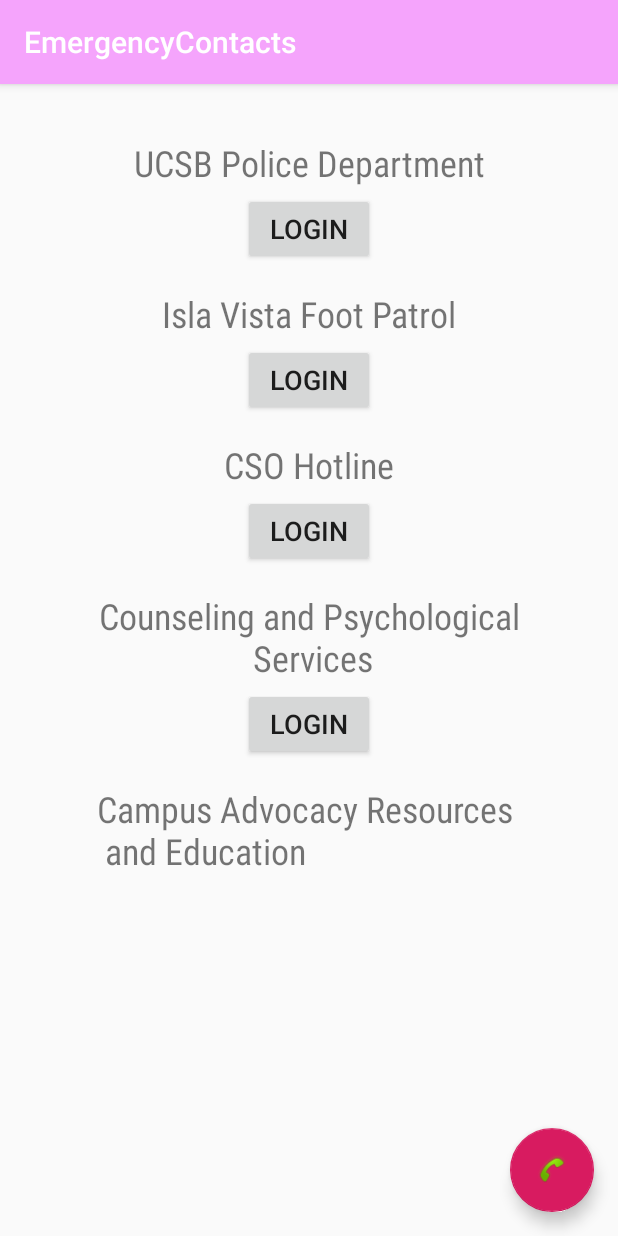
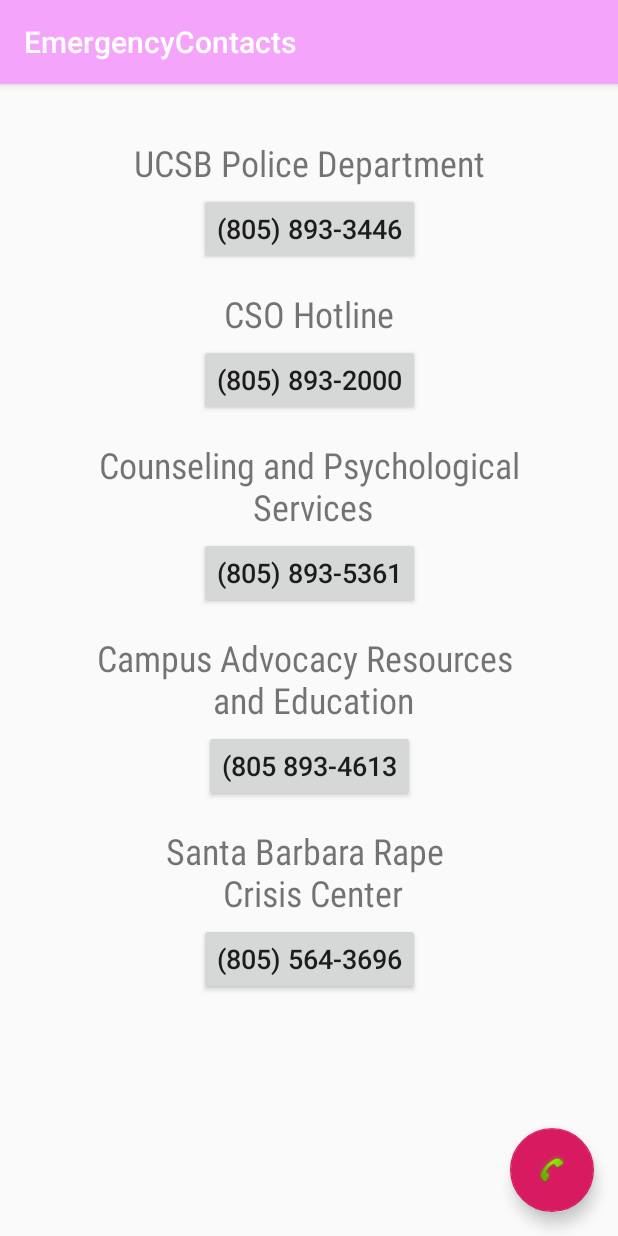
Before and after one commit to katelynzzz/womxnhacks, an Android app: the EmergencyContacts screen opened directly, with no data from a screen before it, on a phone screen of 412 x 824 dp. Run offline under Robolectric (Android 15) with nearby library versions, the phone set to English and light mode, and no system bars.

Commit message:
Emergency contacts done

```diff
--- a/app/src/main/res/layout/content_emergency_contacts.xml
+++ b/app/src/main/res/layout/content_emergency_contacts.xml
@@ -26,20 +26,19 @@
         android:layout_width="wrap_content"
         android:layout_height="wrap_content"
         android:layout_marginTop="4dp"
-        android:text="@string/Button"
+        android:text="@string/UCPDPhone"
         android:textSize="18sp"
         app:layout_constraintEnd_toEndOf="parent"
         app:layout_constraintHorizontal_bias="0.5"
         app:layout_constraintStart_toStartOf="parent"
-        app:layout_constraintTop_toBottomOf="@+id/textView4"
-        tools:text="(805) 893-3446" />
+        app:layout_constraintTop_toBottomOf="@+id/textView4" />
 
     <TextView
         android:id="@+id/textView7"
         android:layout_width="wrap_content"
         android:layout_height="wrap_content"
         android:layout_marginTop="16dp"
-        android:text="@string/IV"
+        android:text="@string/CSO"
         android:textSize="24sp"
         app:fontFamily="sans-serif-condensed"
         app:layout_constraintEnd_toEndOf="parent"
@@ -52,20 +51,20 @@
         android:layout_width="wrap_content"
         android:layout_height="wrap_content"
         android:layout_marginTop="4dp"
-        android:text="@string/Button"
+        android:text="@string/CSOPhone"
         android:textSize="18sp"
         app:layout_constraintEnd_toEndOf="parent"
         app:layout_constraintHorizontal_bias="0.5"
         app:layout_constraintStart_toStartOf="parent"
-        app:layout_constraintTop_toBottomOf="@+id/textView7"
-        tools:text="number" />
+        app:layout_constraintTop_toBottomOf="@+id/textView7" />
 
     <TextView
         android:id="@+id/textView8"
         android:layout_width="wrap_content"
         android:layout_height="wrap_content"
         android:layout_marginTop="16dp"
-        android:text="@string/CSO"
+        android:gravity="center_horizontal"
+        android:text="@string/CAPS"
         android:textSize="24sp"
         app:fontFamily="sans-serif-condensed"
         app:layout_constraintEnd_toEndOf="parent"
@@ -78,13 +77,12 @@
         android:layout_width="wrap_content"
         android:layout_height="wrap_content"
         android:layout_marginTop="4dp"
-        android:text="@string/Button"
+        android:text="@string/CAPSPhone"
         android:textSize="18sp"
         app:layout_constraintEnd_toEndOf="parent"
         app:layout_constraintHorizontal_bias="0.5"
         app:layout_constraintStart_toStartOf="parent"
-        app:layout_constraintTop_toBottomOf="@+id/textView8"
-        tools:text="(805) 893-2000" />
+        app:layout_constraintTop_toBottomOf="@+id/textView8" />
 
     <TextView
         android:id="@+id/textView10"
@@ -92,7 +90,7 @@
         android:layout_height="wrap_content"
         android:layout_marginTop="16dp"
         android:gravity="center_horizontal"
-        android:text="@string/CAPS"
+        android:text="@string/CARE"
         android:textSize="24sp"
         app:fontFamily="sans-serif-condensed"
         app:layout_constraintEnd_toEndOf="parent"
@@ -105,24 +103,36 @@
         android:layout_width="wrap_content"
         android:layout_height="wrap_content"
         android:layout_marginTop="4dp"
-        android:text="@string/Button"
+        android:text="@string/CAREPhone"
         android:textSize="18sp"
         app:layout_constraintEnd_toEndOf="parent"
         app:layout_constraintHorizontal_bias="0.5"
         app:layout_constraintStart_toStartOf="parent"
-        app:layout_constraintTop_toBottomOf="@+id/textView10"
-        tools:text="(805) 893-5361" />
+        app:layout_constraintTop_toBottomOf="@+id/textView10" />
 
     <TextView
         android:id="@+id/textView3"
         android:layout_width="wrap_content"
         android:layout_height="wrap_content"
         android:layout_marginTop="16dp"
-        android:text="@string/CARE"
+        android:gravity="center_horizontal"
+        android:text="@string/SBR"
         android:textSize="24sp"
         app:fontFamily="sans-serif-condensed"
         app:layout_constraintEnd_toEndOf="parent"
         app:layout_constraintHorizontal_bias="0.5"
         app:layout_constraintStart_toStartOf="parent"
         app:layout_constraintTop_toBottomOf="@+id/button12" />
+
+    <Button
+        android:id="@+id/button2"
+        android:layout_width="wrap_content"
+        android:layout_height="wrap_content"
+        android:layout_marginTop="4dp"
+        android:text="@string/SBRPhone"
+        android:textSize="18sp"
+        app:layout_constraintEnd_toEndOf="parent"
+        app:layout_constraintHorizontal_bias="0.5"
+        app:layout_constraintStart_toStartOf="parent"
+        app:layout_constraintTop_toBottomOf="@+id/textView3" />
 </android.support.constraint.ConstraintLayout>
--- a/app/src/main/res/values/strings.xml
+++ b/app/src/main/res/values/strings.xml
@@ -25,9 +25,13 @@
     <string name="title_activity_party_picker2">PartyPicker</string>
     <string name="title_activity_red_zone">RedZone</string>
     <string name="UCPD">UCSB Police Department</string>
-    <string name="IV">Isla Vista Foot Patrol</string>
+    <string name="UCPDPhone">(805) 893-3446</string>
     <string name="CSO">CSO Hotline</string>
+    <string name="CSOPhone">(805) 893-2000</string>
     <string name="CAPS">Counseling and Psychological\n Services</string>
+    <string name="CAPSPhone">(805) 893-5361</string>
     <string name="CARE">Campus Advocacy Resources \n and Education</string>
+    <string name="CAREPhone">(805 893-4613</string>
     <string name="SBR">Santa Barbara Rape \n Crisis Center</string>
+    <string name="SBRPhone">(805) 564-3696</string>
 </resources>
```
